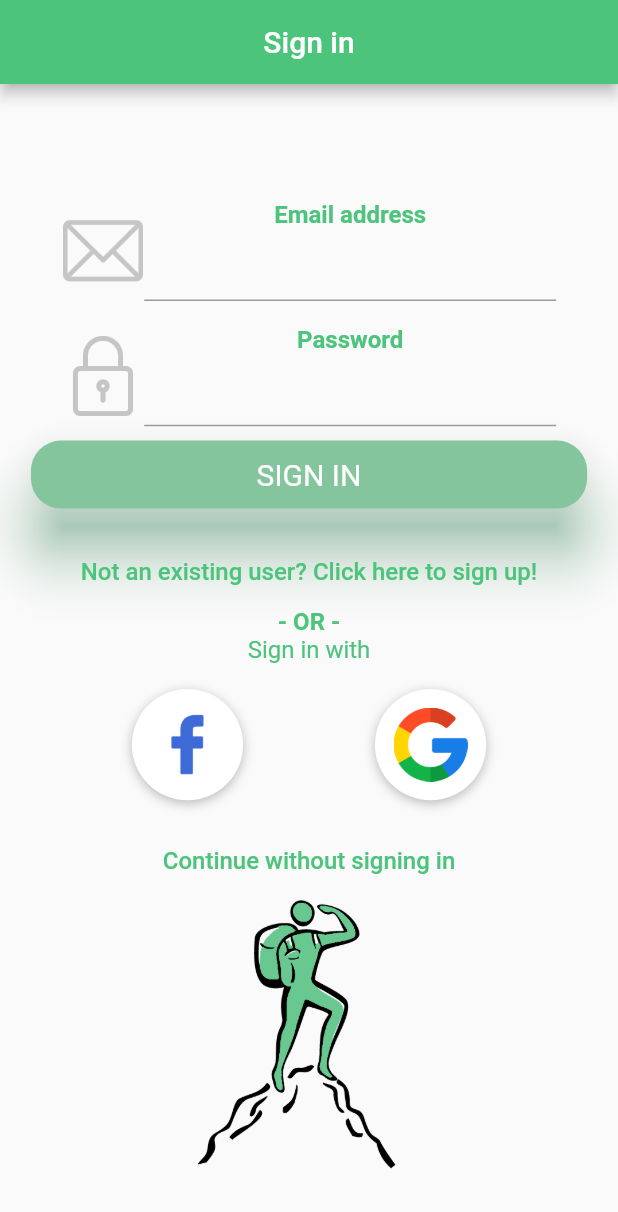
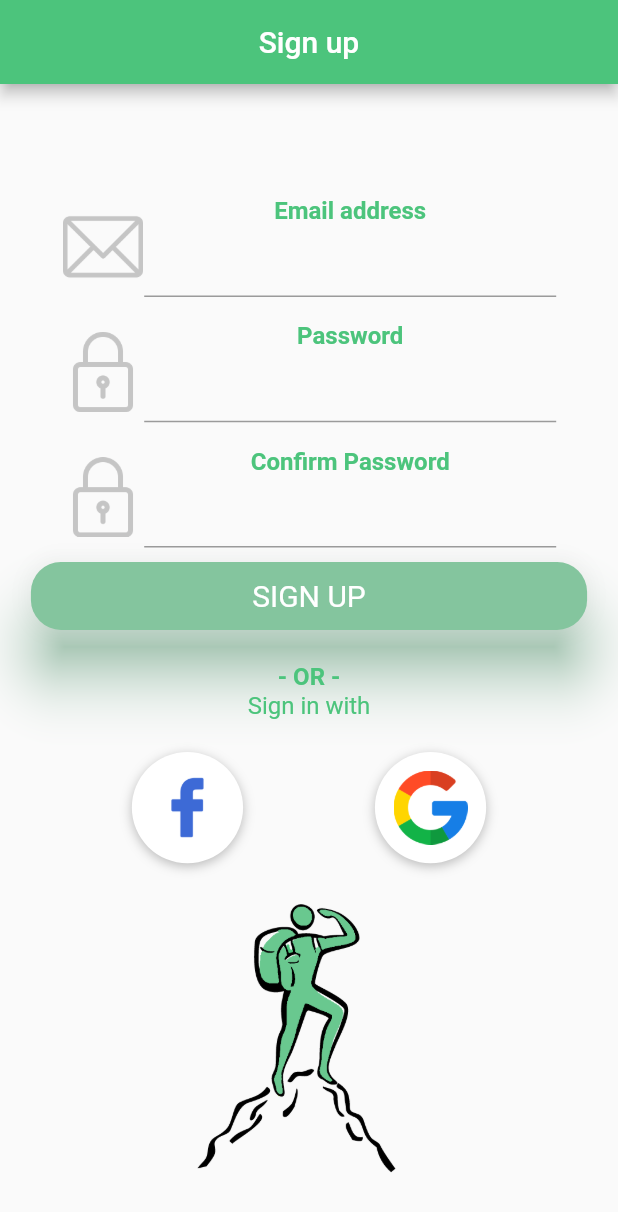
Before and after one commit to Technion236272/2022b-YourFitnessGuide, a Flutter app: the screen it shows after launch, on a phone screen of 412 x 824 dp. Shown: the top 1212 px of the screen. Run offline on Flutter 3.47's test engine with Material 2 defaults, Android fonts, the phone set to English and light mode, and no system bars; our stand-ins replace firebase_auth, firebase_core, font_awesome_flutter; accounts and stored records are empty.

Commit message:
SignUp design complete #4, signUp requests complete #5

```diff
--- a/lib/Screens/signUp.dart
+++ b/lib/Screens/signUp.dart
@@ -1,47 +1,33 @@
 import 'package:flutter/cupertino.dart';
 import 'package:flutter/material.dart';
 import 'package:font_awesome_flutter/font_awesome_flutter.dart';
+import 'package:provider/provider.dart';
+import '../utils/users.dart';
 
-class LoginScreen extends StatefulWidget {
-  const LoginScreen({Key? key}) : super(key: key);
+class SignupScreen extends StatefulWidget {
+  const SignupScreen({Key? key}) : super(key: key);
 
   @override
-  State<LoginScreen> createState() => _LoginScreenState();
+  State<SignupScreen> createState() => _SignupScreenState();
 }
 
-class CustomWidgets {
+class _SignupScreenState extends State<SignupScreen> {
+  final appTheme = const Color(0xff4CC47C);
+  TextEditingController emailController = TextEditingController();
+  TextEditingController passwordController = TextEditingController();
+  TextEditingController confirmController = TextEditingController();
+  bool _identicalPasswords = true;
+  var user;
 
-  static Widget socialButtonCircle(color, imagePath, {iconColor, Function? onTap}) {
-    return InkWell(
-      onTap: () {
-        onTap!();
-      },
-      child: Container(
-          padding: const EdgeInsets.all(20.0),
-          decoration: new BoxDecoration(
-            shape: BoxShape.circle,
-            color: color,
-          ),
-          child: Image.asset(imagePath, height: 20, width: 20,)),
-    );
-  }
-}
-
-class _LoginScreenState extends State<LoginScreen> {
-  final appTheme = const Color(0xff4CC47C);
-  final Color facebookColor = const Color(0xff39579A);
-  final Color googleColor = const Color(0xffDF4A32);
-  TextEditingController emailController = new TextEditingController();
-  TextEditingController passwordController = new TextEditingController();
-
-  Widget buildEmail() {
+  Widget buildEmail(double height) {
+    final iconSize = height * 0.065;
     return Row(
       children: [
         Expanded(
             child: Image.asset(
           'images/icons/email.png',
-          height: 50,
-          width: 50,
+          height: iconSize,
+          width: iconSize,
         )),
         Expanded(
           flex: 5,
@@ -68,14 +54,15 @@ class _LoginScreenState extends State<LoginScreen> {
     );
   }
 
-  Widget buildPassword() {
+  Widget buildPassword(double height, bool confirm) {
+    final iconSize = height * 0.065;
     return Row(
       children: [
         Expanded(
             child: Image.asset(
           'images/icons/padlock.png',
-          height: 50,
-          width: 50,
+          height: iconSize,
+          width: iconSize,
         )),
         Expanded(
           flex: 5,
@@ -83,7 +70,7 @@ class _LoginScreenState extends State<LoginScreen> {
             mainAxisAlignment: MainAxisAlignment.start,
             children: <Widget>[
               Text(
-                "Password",
+                confirm ? "Confirm Password" : "Password",
                 style: TextStyle(
                   color: appTheme,
                   fontSize: 16,
@@ -93,7 +80,10 @@ class _LoginScreenState extends State<LoginScreen> {
               TextField(
                 obscureText: true,
                 textAlign: TextAlign.center,
-                controller: passwordController,
+                controller: confirm ? confirmController : passwordController,
+                decoration: InputDecoration(
+                  errorText: !confirm? null : (_identicalPasswords? null : 'Passwords must match')
+                ),
               )
             ],
           ),
@@ -102,33 +92,12 @@ class _LoginScreenState extends State<LoginScreen> {
     );
   }
 
-  Widget _buildSignInWithText() {
-    return Column(
+  Widget _buildSignInWithText(double height) {
+    return Container(
+      padding: EdgeInsets.all(height * 0.025),
+      child: Column(
         mainAxisSize: MainAxisSize.min,
         children: <Widget>[
-        /*Container(
-          padding: const EdgeInsets.only(top: 15.0),
-          child: TextButton(
-            onPressed: () => print('Forgot Password Button Pressed'),
-            child: Text('Forgot Password?',
-                style: TextStyle(
-                  color: appTheme,
-                  fontSize: 16,
-                )),
-          ),
-        ),*/
-        Container(
-          padding: const EdgeInsets.only(top: 15.0),
-          child: TextButton(
-            onPressed: () =>
-                print('Not an existing user? Click here to sign up!'),
-            child: Text('Not an existing user? Click here to sign up!',
-                style: TextStyle(
-                  color: appTheme,
-                  fontSize: 16,
-                )),
-          ),
-        ),
           Text(
             '- OR -',
             style: TextStyle(
@@ -143,129 +112,179 @@ class _LoginScreenState extends State<LoginScreen> {
                 fontSize: 16,
               )),
         ],
-    );
-  }
-
-  Widget _buildSkipSignin() {
-    return Container(
-      child: TextButton(
-        onPressed: () => print('Continue without signing in'),
-        child: Text('Continue without signing in',
-            style: TextStyle(
-              color: appTheme,
-              fontSize: 16,
-            )),
       ),
     );
   }
 
-  Widget _buildSocialBtn(Function action, String logoPath) {
+  Widget _buildSocialBtn(Function action, String logoPath, double height) {
+    final logo = AssetImage(logoPath);
+    final logoSize = height * 0.09;
     return InkWell(
       onTap: () {
         action();
       },
       child: Container(
-          padding: const EdgeInsets.all(20.0),
-          decoration: new BoxDecoration(
+        height: logoSize,
+        width: logoSize,
+        decoration: BoxDecoration(
           shape: BoxShape.circle,
+          color: Colors.white,
+          boxShadow: [
+            BoxShadow(
+              color: Colors.black26,
+              offset: Offset(0, 2),
+              blurRadius: 6.0,
             ),
-          child: Image.asset(logoPath, height: 20, width: 20,)),
+          ],
+          image: DecorationImage(
+            image: logo,
+            scale: logoSize * 0.14,
+          ),
+        ),
+      ),
     );
   }
 
-  Widget _buildSocialBtnRow() {
+  Widget _buildSocialBtnRow(double height) {
     return Padding(
-      padding: EdgeInsets.symmetric(vertical: 30.0),
+      padding: EdgeInsets.only(top: height * 0.001, bottom: 0.44),
       child: Row(
         mainAxisAlignment: MainAxisAlignment.spaceEvenly,
         children: <Widget>[
           _buildSocialBtn(
-            () => print('Login with Facebook'),
-
+            () => _getFBcredintials(),
             'images/logos/facebook.png',
-
+            height,
           ),
           _buildSocialBtn(
-            () => print('Login with Google'),
-
+            () => _getGooglecredintials(),
             'images/logos/google.png',
-
+            height,
           ),
         ],
       ),
     );
   }
 
+  bool _skipToHomepage() {
+    const snackBar = SnackBar(content: Text('Homepage still not created'));
+    ScaffoldMessenger.of(context).showSnackBar(snackBar);
+    return true;
+  }
+
+  bool _getFBcredintials() {
+    const snackBar =
+        SnackBar(content: Text('Sign up with FB not implemented yet'));
+    ScaffoldMessenger.of(context).showSnackBar(snackBar);
+    return true;
+  }
+
+  bool _getGooglecredintials() {
+    const snackBar =
+        SnackBar(content: Text('Sign up with Google not implemented yet'));
+    ScaffoldMessenger.of(context).showSnackBar(snackBar);
+    return true;
+  }
+
+  void _validateSignUp() {
+    if(passwordController.text != confirmController.text)
+    {
+      setState(() {
+        _identicalPasswords = false;
+      });
+    }
+    else{
+      setState(() {
+        _identicalPasswords = true;
+      });
+      FocusManager.instance.primaryFocus?.unfocus();
+      user.signUp(emailController.text, passwordController.text);
+      emailController.clear();
+      passwordController.clear();
+      confirmController.clear();
+      const snackBar = SnackBar(content: Text('Sign up not implemented yet'));
+      ScaffoldMessenger.of(context).showSnackBar(snackBar);
+    }
+  }
+
+  bool _gotoSignUp() {
+    FocusManager.instance.primaryFocus?.unfocus();
+    const snackBar = SnackBar(content: Text('Sign up not implemented yet'));
+    ScaffoldMessenger.of(context).showSnackBar(snackBar);
+    return true;
+  }
+
   @override
   Widget build(BuildContext context) {
+    final screenSize = MediaQuery.of(context).size;
+    final height = screenSize.height;
+    final width = screenSize.width;
+    user = Provider.of<AuthRepository>(context);
+
     return Scaffold(
       appBar: AppBar(
         title: const Text(
-          'Sign in',
+          'Sign up',
         ),
         backgroundColor: appTheme,
         centerTitle: true,
       ),
-      body: Column(
+      body: Center(
+        child: SingleChildScrollView(
+          child: Column(
             mainAxisAlignment: MainAxisAlignment.center,
             mainAxisSize: MainAxisSize.min,
             children: <Widget>[
               SizedBox(
-            height: 15,
+                height: height * 0.03,
               ),
               Container(
-            padding: EdgeInsets.all(10),
-            child: buildEmail(),
+                padding: EdgeInsets.symmetric(
+                    vertical: height * 0.01, horizontal: width * 0.1),
+                child: buildEmail(height),
               ),
               Container(
-            padding: EdgeInsets.all(10),
-            child: buildPassword(),
+                padding: EdgeInsets.symmetric(
+                    vertical: height * 0.01, horizontal: width * 0.1),
+                child: buildPassword(height, false),
+              ),
+              Container(
+                padding: EdgeInsets.symmetric(
+                    vertical: height * 0.01, horizontal: width * 0.1),
+                child: buildPassword(height, true),
               ),
               Container(
                 child: ElevatedButton(
-              child: Text("SIGN IN"),
+                  child: Text("SIGN UP"),
                   style: ElevatedButton.styleFrom(
                       primary: Color(0xff84C59E),
                       shadowColor: appTheme,
                       elevation: 17,
                       shape: new RoundedRectangleBorder(
                           borderRadius: new BorderRadius.circular(20.0)),
-                  fixedSize: Size(350, 45),
+                      fixedSize: Size(width * 0.9, height * 0.055),
                       textStyle: TextStyle(
                         fontSize: 20,
                         color: Colors.white,
                       )),
-              onPressed: () {},
+                  onPressed: () {
+                    _validateSignUp();
+                  },
                 ),
               ),
-          _buildSignInWithText(),
-          Padding(
-            padding: const EdgeInsets.all(20.0),
-            child: Row(
-              mainAxisAlignment: MainAxisAlignment.spaceEvenly,
-              children: [
-                CustomWidgets.socialButtonCircle(
-                    facebookColor, 'images/logos/facebook.png',
-                    iconColor: Colors.white, onTap: () {
-                  print('I am circle facebook');
-                }),
-                CustomWidgets.socialButtonCircle(
-                    googleColor, 'images/logos/google.png',
-                    iconColor: Colors.white, onTap: () {
-                  print('I am circle google');
-                }),
+              _buildSignInWithText(height),
+              _buildSocialBtnRow(height),
+              SizedBox(
+                height: height*0.03,
+              ),
+              Image.asset(
+                'images/decorations/LoginDecoration.png',
+                width: width,
+                height: height * 0.22,
+              )
             ],
           ),
         ),
-          _buildSkipSignin(),
-          Container(
-            child: Image.asset(
-              'images/decorations/LoginDecoration.png',
-              width: 170,
-              height: 170,
-            ),
-          )
-        ],
       ),
     );
   }
--- a/lib/main.dart
+++ b/lib/main.dart
@@ -1,116 +1,58 @@
 import 'package:flutter/material.dart';
+import 'package:provider/provider.dart';
+import 'package:yourfitnessguide/Screens/signUp.dart';
 import 'Screens/loginScreen.dart';
+import '../utils/users.dart';
+import 'package:firebase_core/firebase_core.dart';
+import 'package:flutter/material.dart';
+import 'package:provider/provider.dart';
+import 'dart:io';
+import 'dart:ui' as ui;
+
 import 'constants.dart';
 
 void main() {
-  runApp(const MyApp());
+  WidgetsFlutterBinding.ensureInitialized();
+  runApp(App());
 }
+
+class App extends StatelessWidget {
+  final Future<FirebaseApp> _initialization = Firebase.initializeApp();
+
+  @override
+  Widget build(BuildContext context) {
+    return FutureBuilder(
+      future: _initialization,
+      builder: (context, snapshot) {
+        if (snapshot.hasError) {
+          return Scaffold(
+              body: Center(
+                  child: Text(snapshot.error.toString(),
+                      textDirection: TextDirection.ltr)));
+        }
+        if (snapshot.connectionState == ConnectionState.done) {
+          return const MyApp();
+        }
+        return const Center(child: CircularProgressIndicator());
+      },
+    );
+  }
+}
+
 
 class MyApp extends StatelessWidget {
   const MyApp({Key? key}) : super(key: key);
 
-  // This widget is the root of your application.
   @override
   Widget build(BuildContext context) {
-    return MaterialApp(
-      title: 'Flutter Demo',
-      theme: ThemeData(
-        // This is the theme of your application.
-        //
-        // Try running your application with "flutter run". You'll see the
-        // application has a blue toolbar. Then, without quitting the app, try
-        // changing the primarySwatch below to Colors.green and then invoke
-        // "hot reload" (press "r" in the console where you ran "flutter run",
-        // or simply save your changes to "hot reload" in a Flutter IDE).
-        // Notice that the counter didn't reset back to zero; the application
-        // is not restarted.
-      ),
-      home: const LoginScreen(),
-    );
+    return ChangeNotifierProvider(create: (_) => AuthRepository.instance(),
+        child: MaterialApp(
+          title: 'YourFitnessGuide',
+          initialRoute: '/signup',
+          routes: {
+            '/login': (context) => const LoginScreen(),
+            '/signup': (context) => const SignupScreen(),
+          },
+        ));
   }
 }
-
-class MyHomePage extends StatefulWidget {
-  const MyHomePage({Key? key, required this.title}) : super(key: key);
-
-  // This widget is the home page of your application. It is stateful, meaning
-  // that it has a State object (defined below) that contains fields that affect
-  // how it looks.
-
-  // This class is the configuration for the state. It holds the values (in this
-  // case the title) provided by the parent (in this case the App widget) and
-  // used by the build method of the State. Fields in a Widget subclass are
-  // always marked "final".
-
-  final String title;
-
-  @override
-  State<MyHomePage> createState() => _MyHomePageState();
-}
-
-class _MyHomePageState extends State<MyHomePage> {
-  int _counter = 0;
-
-  void _incrementCounter() {
-    setState(() {
-      // This call to setState tells the Flutter framework that something has
-      // changed in this State, which causes it to rerun the build method below
-      // so that the display can reflect the updated values. If we changed
-      // _counter without calling setState(), then the build method would not be
-      // called again, and so nothing would appear to happen.
-      _counter++;
-    });
-  }
-
-  @override
-  Widget build(BuildContext context) {
-    // This method is rerun every time setState is called, for instance as done
-    // by the _incrementCounter method above.
-    //
-    // The Flutter framework has been optimized to make rerunning build methods
-    // fast, so that you can just rebuild anything that needs updating rather
-    // than having to individually change instances of widgets.
-    return Scaffold(
-      appBar: AppBar(
-        // Here we take the value from the MyHomePage object that was created by
-        // the App.build method, and use it to set our appbar title.
-        title: Text(widget.title),
-      ),
-      body: Center(
-        // Center is a layout widget. It takes a single child and positions it
-        // in the middle of the parent.
-        child: Column(
-          // Column is also a layout widget. It takes a list of children and
-          // arranges them vertically. By default, it sizes itself to fit its
-          // children horizontally, and tries to be as tall as its parent.
-          //
-          // Invoke "debug painting" (press "p" in the console, choose the
-          // "Toggle Debug Paint" action from the Flutter Inspector in Android
-          // Studio, or the "Toggle Debug Paint" command in Visual Studio Code)
-          // to see the wireframe for each widget.
-          //
-          // Column has various properties to control how it sizes itself and
-          // how it positions its children. Here we use mainAxisAlignment to
-          // center the children vertically; the main axis here is the vertical
-          // axis because Columns are vertical (the cross axis would be
-          // horizontal).
-          mainAxisAlignment: MainAxisAlignment.center,
-          children: <Widget>[
-            const Text(
-              'You have pushed the button this many times:',
-            ),
-            Text(
-              '$_counter',
-              style: Theme.of(context).textTheme.headline4,
-            ),
-          ],
-        ),
-      ),
-      floatingActionButton: FloatingActionButton(
-        onPressed: _incrementCounter,
-        tooltip: 'Increment',
-        child: const Icon(Icons.add),
-      ), // This trailing comma makes auto-formatting nicer for build methods.
-    );
-  }
-}
--- /dev/null
+++ b/lib/utils/users.dart
@@ -0,0 +1,70 @@
+import 'package:firebase_auth/firebase_auth.dart';
+import 'package:flutter/foundation.dart';
+
+enum Status { Uninitialized, Authenticated, Authenticating, Unauthenticated }
+
+class AuthRepository with ChangeNotifier {
+  FirebaseAuth _auth;
+  User? _user;
+  Status _status = Status.Uninitialized;
+
+  AuthRepository.instance() : _auth = FirebaseAuth.instance {
+    _auth.authStateChanges().listen(_onAuthStateChanged);
+    _user = _auth.currentUser;
+    _onAuthStateChanged(_user);
+  }
+
+  Status get status => _status;
+
+  User? get user => _user;
+
+  bool get isAuthenticated => status == Status.Authenticated;
+
+  Future<UserCredential?> signUp(String email, String password) async {
+    try {
+      _status = Status.Authenticating;
+      notifyListeners();
+
+      var res =  await _auth.createUserWithEmailAndPassword(
+          email: email, password: password);
+      print(res);
+      return res;
+    } catch (e) {
+      print(e);
+      _status = Status.Unauthenticated;
+      notifyListeners();
+      return null;
+    }
+  }
+
+  Future<bool> signIn(String email, String password) async {
+    try {
+      _status = Status.Authenticating;
+      notifyListeners();
+      await _auth.signInWithEmailAndPassword(email: email, password: password);
+      return true;
+    } catch (e) {
+      _status = Status.Unauthenticated;
+      notifyListeners();
+      return false;
+    }
+  }
+
+  Future signOut() async {
+    _auth.signOut();
+    _status = Status.Unauthenticated;
+    notifyListeners();
+    return Future.delayed(Duration.zero);
+  }
+
+  Future<void> _onAuthStateChanged(User? firebaseUser) async {
+    if (firebaseUser == null) {
+      _user = null;
+      _status = Status.Unauthenticated;
+    } else {
+      _user = firebaseUser;
+      _status = Status.Authenticated;
+    }
+    notifyListeners();
+  }
+}
--- a/pubspec.yaml
+++ b/pubspec.yaml
@@ -37,6 +37,8 @@ dependencies:
   google_fonts: ^2.3.2
   font_awesome_flutter: ^10.1.0
   fluttertoast: ^8.0.9
+  firebase_auth: ^3.3.17
+  provider: ^6.0.2
 
 dev_dependencies:
   flutter_test:
```
Also changed, not shown: pubspec.lock. Lines whose indentation alone changed are shown as unchanged.
